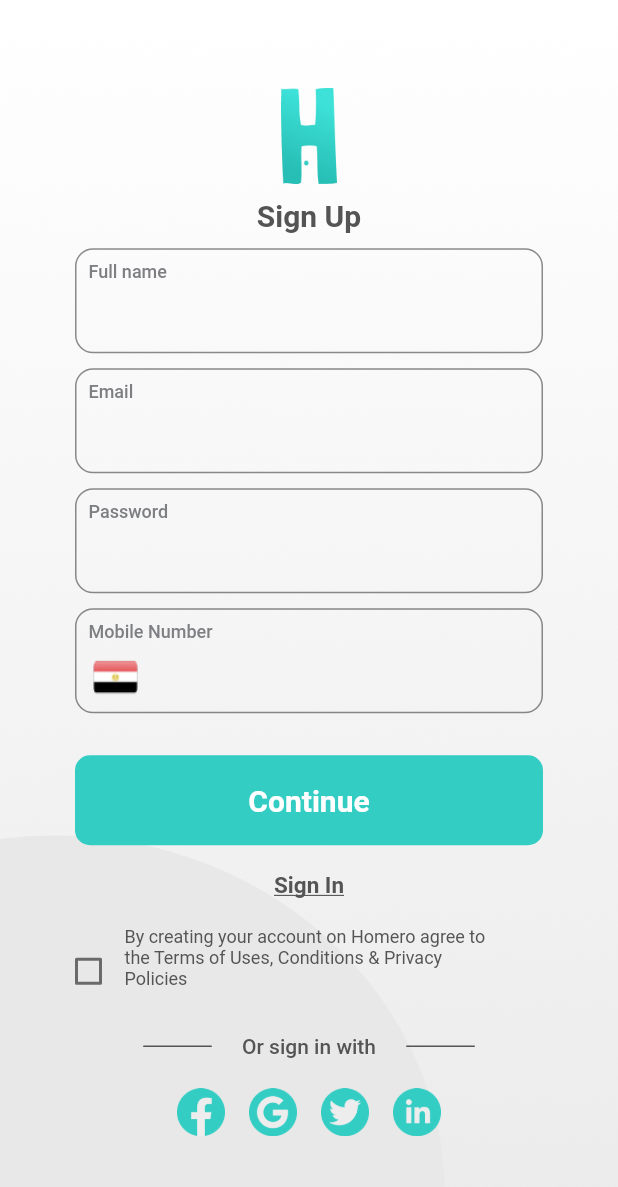
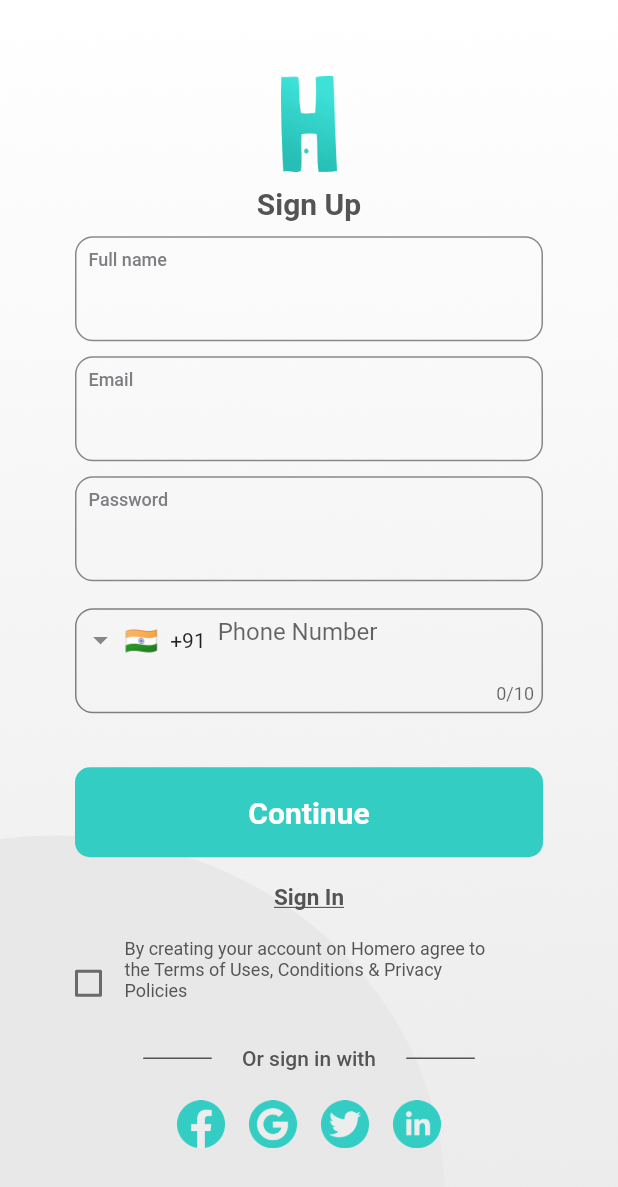
Before and after one commit to kholoudKamkhli/homero, a Flutter app: the SignUpView screen opened by its route, on a phone screen of 412 x 824 dp. Shown: the top 1187 px of the screen. Run offline on Flutter 3.47's test engine with Material 2 defaults, Android fonts, the phone set to English and light mode, and no system bars; drawn by our look-alikes of intl_phone_field; our stand-ins replace cloud_firestore, firebase_auth, firebase_core, flutter_rating_bar, google_sign_in, video_player; missing offline and left inert: flutter_facebook_auth; accounts and stored records are empty; network calls fail.

Commit message:
+ logging in with google + authentication with mobile number + view models for (sign in , sign up) + form validation

```diff
--- /dev/null
+++ b/lib/screens/sign_in/sign_in_view_model.dart
@@ -0,0 +1,5 @@
+import 'package:homero/bases/BaseSign.dart';
+import 'package:homero/screens/sign_in/sign_in_view.dart';
+
+class SignInViewModel extends BaseSign{
+}
--- /dev/null
+++ b/lib/screens/sign_up/sign_un_view_model.dart
@@ -0,0 +1,5 @@
+import 'package:homero/bases/BaseSign.dart';
+
+class SignUpViewModel extends BaseSign{
+
+}
--- a/lib/screens/sign_up/sign_up_view.dart
+++ b/lib/screens/sign_up/sign_up_view.dart
@@ -1,6 +1,11 @@
 import 'package:flutter/material.dart';
 import 'package:flutter_facebook_auth/flutter_facebook_auth.dart';
 import 'package:firebase_auth/firebase_auth.dart';
+import 'package:google_sign_in/google_sign_in.dart';
+import 'package:homero/bases/BaseSign.dart';
+import 'package:homero/screens/otp/otp_verification.dart';
+import 'package:homero/screens/sign_up/sign_un_view_model.dart';
+import 'package:intl_phone_field/intl_phone_field.dart';
 
 class SignUpView extends StatefulWidget {
   static const String routeName = "SignUp";
@@ -9,15 +14,24 @@ static const String routeName = "SignUp";
   State<SignUpView> createState() => _SignUpViewState();
 }
 
-class _SignUpViewState extends State<SignUpView> {
+class _SignUpViewState extends State<SignUpView>implements BaseConnector {
+  late var viewModel;
+  var formKey = GlobalKey<FormState>();
   var emailCont = TextEditingController();
   var passwordCont = TextEditingController();
   var numberCont = TextEditingController();
   var nameCont = TextEditingController();
+  var completeNum;
 
   bool valuefirst = false;
 
   bool valuesecond = false;
+  @override
+  void initState() {
+    // TODO: implement initState
+    super.initState();
+    viewModel = SignUpViewModel();
+  }
 
   @override
   Widget build(BuildContext context) {
@@ -32,93 +46,115 @@ bool valuesecond = false;
             width: double.infinity,
             height: double.infinity,
           ),
-          Container(
+          Form(
+            key: formKey,
+            child: Container(
               color: Colors.transparent,
               child: Column(
                 mainAxisAlignment: MainAxisAlignment.center,
                 crossAxisAlignment: CrossAxisAlignment.center,
                 children: [
-                Image.asset("assets/images/img_23.png",width: 37,height: 64,),
-                SizedBox(height: 10,),
-                const Text("Sign Up",style: TextStyle(
+                  Image.asset(
+                    "assets/images/img_23.png",
+                    width: 37,
+                    height: 64,
+                  ),
+                  const SizedBox(
+                    height: 10,
+                  ),
+                  const Text(
+                    "Sign Up",
+                    style: TextStyle(
                       color: Color.fromARGB(255, 84, 84, 84),
                       fontSize: 20,
                       fontWeight: FontWeight.w600,
-                ),),
-                SizedBox(height: 10,),
+                    ),
+                  ),
+                  const SizedBox(
+                    height: 10,
+                  ),
                   Container(
                     alignment: Alignment.centerLeft,
                     width: 327,
                     height: 70,
-                  margin: EdgeInsets.symmetric(horizontal: 50),
+                    margin:const EdgeInsets.symmetric(horizontal: 50),
                     decoration: BoxDecoration(
                         borderRadius: BorderRadius.circular(12),
-                    border: Border.all(color: Colors.black45)
-                  ),
+                        border: Border.all(color: Colors.black45)),
                     child: Column(
                       //mainAxisAlignment: MainAxisAlignment.start,
                       crossAxisAlignment: CrossAxisAlignment.start,
 
                       children: [
-                      Padding(
-                        padding: const EdgeInsets.symmetric(horizontal: 8,vertical: 8),
-                        child: Text("Full name",style: TextStyle(
+                        const Padding(
+                          padding: EdgeInsets.symmetric(
+                              horizontal: 8, vertical: 8),
+                          child: Text(
+                            "Full name",
+                            style: TextStyle(
                               color: Color.fromARGB(255, 126, 127, 131),
                               fontSize: 12,
                               fontWeight: FontWeight.w500,
-                        ),textAlign: TextAlign.start,),
+                            ),
+                            textAlign: TextAlign.start,
+                          ),
                         ),
                         SizedBox(
-                        height: 30,
+                          height: 35,
                           child: Padding(
-                          padding: EdgeInsets.symmetric(horizontal: 8),
+                            padding:const EdgeInsets.symmetric(horizontal: 8),
                             child: TextFormField(
                               controller: nameCont,
                               validator: (value) {
                                 if (value == null || value.isEmpty) {
                                   return "Please enter valid name";
-                              } else
+                                } else {
                                   return null;
+                                }
                               },
                               cursorHeight: 0,
                               cursorWidth: 0,
-                            decoration: InputDecoration(
-                              border: InputBorder.none
-
-                            ),
+                              decoration:
+                              const InputDecoration(border: InputBorder.none),
                             ),
                           ),
                         )
                       ],
                     ),
                   ),
-                SizedBox(height: 10,),
+                  const SizedBox(
+                    height: 10,
+                  ),
                   Container(
                     alignment: Alignment.centerLeft,
                     width: 327,
                     height: 70,
-                  margin: EdgeInsets.symmetric(horizontal: 50),
+                    margin:const EdgeInsets.symmetric(horizontal: 50),
                     decoration: BoxDecoration(
                         borderRadius: BorderRadius.circular(12),
-                      border: Border.all(color: Colors.black45)
-                  ),
+                        border: Border.all(color: Colors.black45)),
                     child: Column(
                       //mainAxisAlignment: MainAxisAlignment.start,
                       crossAxisAlignment: CrossAxisAlignment.start,
 
                       children: [
-                      Padding(
-                        padding: const EdgeInsets.symmetric(horizontal: 8,vertical: 8),
-                        child: Text("Email",style: TextStyle(
+                        const Padding(
+                          padding: EdgeInsets.symmetric(
+                              horizontal: 8, vertical: 8),
+                          child: Text(
+                            "Email",
+                            style: TextStyle(
                               color: Color.fromARGB(255, 126, 127, 131),
                               fontSize: 12,
                               fontWeight: FontWeight.w500,
-                        ),textAlign: TextAlign.start,),
+                            ),
+                            textAlign: TextAlign.start,
+                          ),
                         ),
                         SizedBox(
-                        height: 30,
+                          height: 35,
                           child: Padding(
-                          padding: EdgeInsets.symmetric(horizontal: 8),
+                            padding:const EdgeInsets.symmetric(horizontal: 8),
                             child: TextFormField(
                               controller: emailCont,
                               validator: (value) {
@@ -133,129 +169,109 @@ bool valuesecond = false;
                               },
                               cursorHeight: 0,
                               cursorWidth: 0,
-                            decoration: InputDecoration(
-                                border: InputBorder.none
-
-                            ),
+                              decoration:
+                              const InputDecoration(border: InputBorder.none),
                             ),
                           ),
                         )
                       ],
                     ),
                   ),
-                SizedBox(height: 10,),
+                  const SizedBox(
+                    height: 10,
+                  ),
                   Container(
                     alignment: Alignment.centerLeft,
                     width: 327,
                     height: 70,
-                  margin: EdgeInsets.symmetric(horizontal: 50),
+                    margin:const EdgeInsets.symmetric(horizontal: 50),
                     decoration: BoxDecoration(
                         borderRadius: BorderRadius.circular(12),
-                      border: Border.all(color: Colors.black45)
-                  ),
+                        border: Border.all(color: Colors.black45)),
                     child: Column(
                       //mainAxisAlignment: MainAxisAlignment.start,
                       crossAxisAlignment: CrossAxisAlignment.start,
 
                       children: [
-                      Padding(
-                        padding: const EdgeInsets.symmetric(horizontal: 8,vertical: 8),
-                        child: Text("Password",style: TextStyle(
+                        const Padding(
+                          padding: EdgeInsets.symmetric(
+                              horizontal: 8, vertical: 8),
+                          child: Text(
+                            "Password",
+                            style: TextStyle(
                               color: Color.fromARGB(255, 126, 127, 131),
                               fontSize: 12,
                               fontWeight: FontWeight.w500,
-                        ),textAlign: TextAlign.start,),
+                            ),
+                            textAlign: TextAlign.start,
+                          ),
                         ),
                         SizedBox(
-                        height: 30,
+                          height: 35,
                           child: Padding(
-                          padding: EdgeInsets.symmetric(horizontal: 8),
+                            padding:const EdgeInsets.symmetric(horizontal: 8),
                             child: TextFormField(
                               controller: passwordCont,
                               validator: (value) {
                                 if (value == null || value.isEmpty) {
                                   return "Password can't be empty";
-                              } else
+                                } else {
                                   return null;
+                                }
                               },
                               cursorHeight: 0,
                               cursorWidth: 0,
-                            decoration: InputDecoration(
-                                border: InputBorder.none
-
-                            ),
+                              decoration:
+                              const InputDecoration(border: InputBorder.none),
                             ),
                           ),
                         )
                       ],
                     ),
                   ),
-                SizedBox(height: 10,),
+                  const SizedBox(
+                    height: 10,
+                  ),
                   Container(
-                  alignment: Alignment.centerLeft,
+                    padding:EdgeInsets.only(bottom: 8,right: 5),
+                    alignment: Alignment.center,
+                    margin: EdgeInsets.symmetric(horizontal: 50,vertical: 8),
                     width: 327,
                     height: 70,
-                  margin: EdgeInsets.symmetric(horizontal: 50),
                     decoration: BoxDecoration(
                       borderRadius: BorderRadius.circular(12),
-                      border: Border.all(color: Colors.black45)
+                      border: Border.all(color: Color.fromARGB(255, 126, 127, 131)),
                     ),
-                  child: Column(
-                    //mainAxisAlignment: MainAxisAlignment.start,
-                    crossAxisAlignment: CrossAxisAlignment.start,
+                    child: IntlPhoneField(
+                      controller: numberCont,
+                      decoration: InputDecoration(
 
-                    children: [
-                      Padding(
-                        padding: const EdgeInsets.symmetric(horizontal: 8,vertical: 8),
-                        child: Text("Mobile Number",style: TextStyle(
-                          color: Color.fromARGB(255, 126, 127, 131),
-                          fontSize: 12,
-                          fontWeight: FontWeight.w500,
-                        ),textAlign: TextAlign.start,),
+                        hintText: 'Phone Number',
+                        border: InputBorder.none,
                       ),
-                      SizedBox(
-                        height: 30,
-                        child: Padding(
-                          padding: EdgeInsets.symmetric(horizontal: 2),
-                          child: TextFormField(
-                            controller: numberCont,
-                            validator: (value) {
-                              if (value != null &&
-                                  value.isNotEmpty &&
-                                  RegExp("^01[0125][0-9]{8}")
-                                      .hasMatch(value)) {
-                                return null;
-                              } else {
-                                return "Please enter valid mobile number";
-                              }
+                      initialCountryCode: 'IN',
+                      onChanged: (phone) {
+                        completeNum = phone.completeNumber;
                       },
-                            keyboardType: TextInputType.number,
-                            cursorHeight: 0,
-                            cursorWidth: 0,
-                            decoration: InputDecoration(
-                              prefixIcon: Image.asset("assets/images/img_25.png",height:18 ,width: 18,),
-                                border: InputBorder.none
-
                     ),
                   ),
+                  const SizedBox(
+                    height: 10,
                   ),
-                      )
-                    ],
-                  ),
-                ),
-                SizedBox(height: 10,),
-                Container(
+                  InkWell(
+                    onTap: () {
+                      validateForm();
+                    },
+                    child: Container(
                       alignment: Alignment.center,
                       height: 60,
                       width: 327,
-                  margin: EdgeInsets.symmetric(
-                      horizontal: 50, vertical: 18),
-                  padding: EdgeInsets.symmetric(
-                      horizontal: 15, vertical: 18),
+                      margin:const EdgeInsets.symmetric(horizontal: 50, vertical: 18),
+                      padding:const EdgeInsets.symmetric(horizontal: 15, vertical: 18),
                       decoration: BoxDecoration(
-                      color: Color.fromARGB(255, 52, 205, 196),
+                          color:const Color.fromARGB(255, 52, 205, 196),
                           borderRadius: BorderRadius.circular(10)),
-                  child: Text(
+                      child:const Text(
                         "Continue",
                         style: TextStyle(
                           fontSize: 20,
@@ -264,7 +280,8 @@ bool valuesecond = false;
                         ),
                       ),
                     ),
-                Text(
+                  ),
+                  const Text(
                     "Sign In",
                     style: TextStyle(
                         decoration: TextDecoration.underline,
@@ -277,61 +294,62 @@ bool valuesecond = false;
                     children: [
                       Container(
                         alignment: Alignment.topLeft,
-                      margin: EdgeInsets.only(
-                          left: 35, top: 18),
+                        margin:const EdgeInsets.only(left: 35, top: 18),
                         child: Checkbox(
-                          value: this.valuesecond,
+                            value: valuesecond,
                             //fillColor: MaterialStateProperty.resolveWith((states) => null),
                             activeColor: Colors.transparent,
-                          checkColor: Color.fromARGB(255, 84, 84, 84),
-                          onChanged: (bool ?value){
+                            checkColor:const Color.fromARGB(255, 84, 84, 84),
+                            onChanged: (bool? value) {
                               setState(() {
-                              if(value!=null)
-                                valuesecond = value;
+                                if (value != null) valuesecond = value;
                               });
                             }),
                       ),
                       Container(
                         alignment: Alignment.topLeft,
-                      margin: EdgeInsets.symmetric(vertical: 18),
-                      width: MediaQuery.of(context).size.width*0.6,
-                      child: Text("By creating your account on Homero agree to the Terms of Uses, Conditions & Privacy Policies",style: TextStyle(
+                        margin:const EdgeInsets.symmetric(vertical: 18),
+                        width: MediaQuery.of(context).size.width * 0.6,
+                        child:const Text(
+                          "By creating your account on Homero agree to the Terms of Uses, Conditions & Privacy Policies",
+                          style: TextStyle(
                             color: Color.fromARGB(255, 84, 84, 84),
                             fontWeight: FontWeight.w400,
                             fontSize: 12,
-                      ),),
+                          ),
+                        ),
                       ),
                     ],
                   ),
                   Row(
                     mainAxisAlignment: MainAxisAlignment.center,
                     children: [
-                    SizedBox(height: 40),
+                      const SizedBox(height: 40),
                       Container(
                         width: 46,
                         height: 1,
                         decoration: BoxDecoration(
-                          color: Color.fromARGB(255, 84, 84, 84),
+                            color:const Color.fromARGB(255, 84, 84, 84),
                             borderRadius: BorderRadius.circular(10)),
                       ),
-                    SizedBox(
+                      const SizedBox(
                         width: 20,
                       ),
-                    Text(
+                      const Text(
                         "Or sign in with",
                         style: TextStyle(
                             fontSize: 14,
                             fontWeight: FontWeight.w500,
                             color: Color.fromARGB(255, 84, 84, 84)),
                       ),
-                    SizedBox(
+                      const SizedBox(
                         width: 20,
                       ),
                       Container(
                         width: 46,
                         height: 1,
                         decoration: BoxDecoration(
-                          color: Color.fromARGB(255, 84, 84, 84),
+                            color:const Color.fromARGB(255, 84, 84, 84),
                             borderRadius: BorderRadius.circular(10)),
                       ),
                     ],
@@ -340,29 +358,57 @@ bool valuesecond = false;
                     crossAxisAlignment: CrossAxisAlignment.center,
                     mainAxisAlignment: MainAxisAlignment.center,
                     children: [
-                    IconButton(onPressed: (){
-                      signInWithFacebook();
-                    }, icon:Image.asset("assets/images/img_26.png") ),
-                    IconButton(onPressed: (){}, icon: Image.asset("assets/images/img_28.png")),
-                    IconButton(onPressed: (){}, icon: Image.asset("assets/images/img_27.png")),
-                    IconButton(onPressed: (){}, icon: Image.asset("assets/images/img_29.png")),
+                      IconButton(
+                          onPressed: () {
+                            viewModel.signInWithFacebook();
+                          },
+                          icon: Image.asset("assets/images/img_26.png")),
+                      IconButton(
+                          onPressed: () {
+                            viewModel.signInWithGoogle();
+                          },
+                          icon: Image.asset("assets/images/img_28.png")),
+                      IconButton(
+                          onPressed: () {},
+                          icon: Image.asset("assets/images/img_27.png")),
+                      IconButton(
+                          onPressed: () {},
+                          icon: Image.asset("assets/images/img_29.png")),
                     ],
                   ),
                 ],
+              ),
             ),
           )
         ],
       ),
     );
   }
-    Future<UserCredential> signInWithFacebook() async {
-      // Trigger the sign-in flow
-      final LoginResult loginResult = await FacebookAuth.instance.login();
+  void sinInWithPhone() async {
+    await FirebaseAuth.instance.verifyPhoneNumber(
+      phoneNumber: completeNum,
+      timeout: const Duration(seconds: 120),
+      verificationCompleted: (PhoneAuthCredential credential) {},
+      verificationFailed: (FirebaseAuthException e) {},
+      codeSent: (String verificationId, int? resendToken) {
+        Navigator.of(context).push(PageRouteBuilder(
+            pageBuilder: (_, __, ___) =>
+                OTPVerificstion(verificationId: verificationId)));
+      },
+      codeAutoRetrievalTimeout: (String verificationId) {},
+    );
+  }
 
-      // Create a credential from the access token
-      final OAuthCredential facebookAuthCredential = FacebookAuthProvider.credential(loginResult.accessToken!.token);
-
-      // Once signed in, return the UserCredential
-      return FirebaseAuth.instance.signInWithCredential(facebookAuthCredential);
+  void validateForm() {
+    if (formKey.currentState!.validate()) {
+      sinInWithPhone();
     }
   }
+
+  @override
+  void navigate(String verificationId) {
+    Navigator.of(context).push(PageRouteBuilder(
+        pageBuilder: (_, __, ___) =>
+            OTPVerificstion(verificationId: verificationId)));
+  }
+}
--- a/pubspec.yaml
+++ b/pubspec.yaml
@@ -42,6 +42,8 @@ dependencies:
   cloud_firestore: ^4.4.4
   flutter_facebook_auth: ^5.0.8
   firebase_auth: ^4.2.10
+  google_sign_in: ^6.0.2
+  intl_phone_field: ^3.1.0
 
 dev_dependencies:
   flutter_test:
```
Also changed, not shown: lib/bases/BaseSign.dart (added, +38 -0 lines), lib/screens/otp/otp_verification.dart (added, +50 -0 lines), lib/screens/sign_in/sign_in_view.dart (+83 -51 lines), pubspec.lock. Lines whose indentation alone changed are shown as unchanged.
